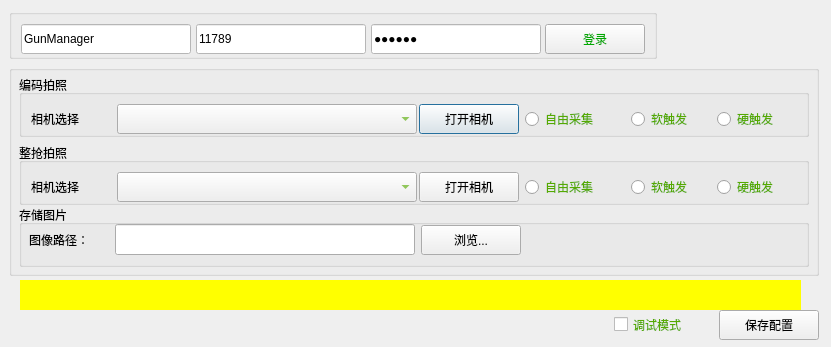
Before: the Qt Designer form GunManagementSystem/UI/ParameterSetting/ParameterSettings.ui in zhaixueming/GunManagementSystem, drawn with Qt 5.
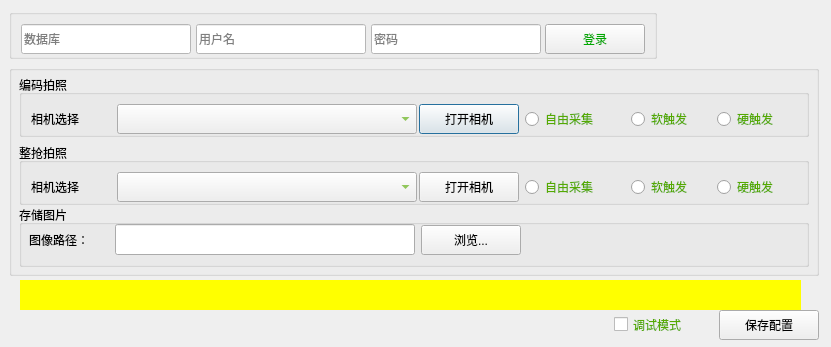
After: the same form once the commit is applied. Icons and pictures are not drawn.

Diff of the .ui file:
```diff
--- a/GunManagementSystem/UI/ParameterSetting/ParameterSettings.ui
+++ b/GunManagementSystem/UI/ParameterSetting/ParameterSettings.ui
@@ -477,7 +477,7 @@
 font: 14pt &quot;微软雅黑&quot;;</string>
       </property>
       <property name="text">
-       <string>11789</string>
+       <string/>
       </property>
       <property name="placeholderText">
        <string>用户名</string>
@@ -503,7 +503,7 @@
 font: 14pt &quot;微软雅黑&quot;;</string>
       </property>
       <property name="text">
-       <string>199512</string>
+       <string/>
       </property>
       <property name="echoMode">
        <enum>QLineEdit::Password</enum>
@@ -532,7 +532,7 @@
 font: 14pt &quot;微软雅黑&quot;;</string>
       </property>
       <property name="text">
-       <string>GunManager</string>
+       <string/>
       </property>
       <property name="placeholderText">
        <string>数据库</string>
```
